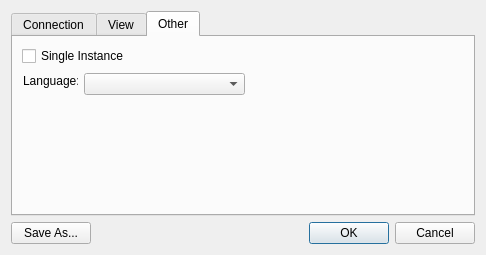
whiteman-kr/u7set, file Monitor/DialogSettings.ui: the form before one commit.
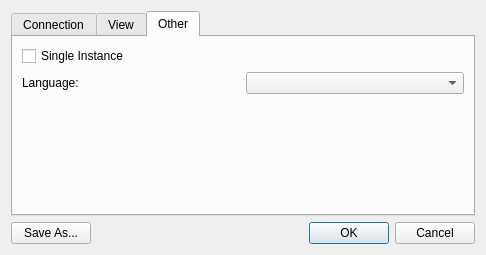
The form after the commit. The open tabs and pages were chosen to show the change.

```diff
--- a/Monitor/DialogSettings.ui
+++ b/Monitor/DialogSettings.ui
@@ -195,44 +195,16 @@
       <attribute name="title">
        <string>Other</string>
       </attribute>
+      <layout class="QGridLayout" name="gridLayout_3">
+       <item row="0" column="0" colspan="2">
       <widget class="QCheckBox" name="checkSingleInstance">
-       <property name="geometry">
-        <rect>
-         <x>9</x>
-         <y>9</y>
-         <width>102</width>
-         <height>20</height>
-        </rect>
-       </property>
        <property name="text">
         <string>Single Instance</string>
        </property>
       </widget>
-      <widget class="QComboBox" name="m_languageCombo">
-       <property name="geometry">
-        <rect>
-         <x>71</x>
-         <y>36</y>
-         <width>161</width>
-         <height>22</height>
-        </rect>
-       </property>
-       <property name="maximumSize">
-        <size>
-         <width>16777215</width>
-         <height>16777215</height>
-        </size>
-       </property>
-      </widget>
+       </item>
+       <item row="1" column="0">
       <widget class="QLabel" name="label">
-       <property name="geometry">
-        <rect>
-         <x>10</x>
-         <y>36</y>
-         <width>55</width>
-         <height>16</height>
-        </rect>
-       </property>
        <property name="maximumSize">
         <size>
          <width>16777215</width>
@@ -243,6 +215,31 @@
         <string>Language:</string>
        </property>
       </widget>
+       </item>
+       <item row="1" column="1">
+        <widget class="QComboBox" name="m_languageCombo">
+         <property name="maximumSize">
+          <size>
+           <width>16777215</width>
+           <height>16777215</height>
+          </size>
+         </property>
+        </widget>
+       </item>
+       <item row="2" column="1">
+        <spacer name="verticalSpacer_4">
+         <property name="orientation">
+          <enum>Qt::Vertical</enum>
+         </property>
+         <property name="sizeHint" stdset="0">
+          <size>
+           <width>20</width>
+           <height>103</height>
+          </size>
+         </property>
+        </spacer>
+       </item>
+      </layout>
      </widget>
     </widget>
    </item>
```
Lines whose indentation alone changed are shown as unchanged.
